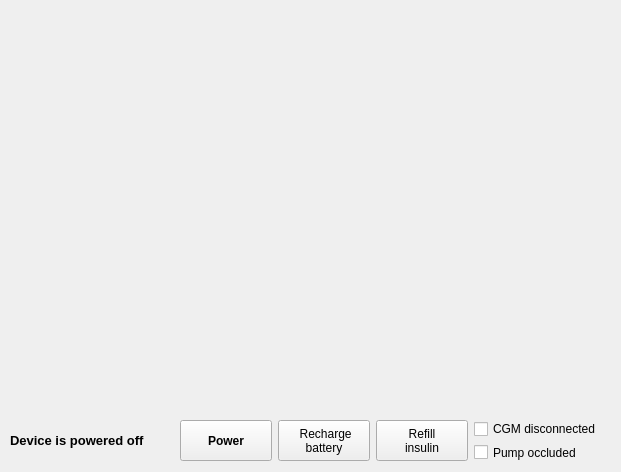
xHWAHx/InsulinPumpSimulator-Group35, file code/device.ui: the form before one commit.
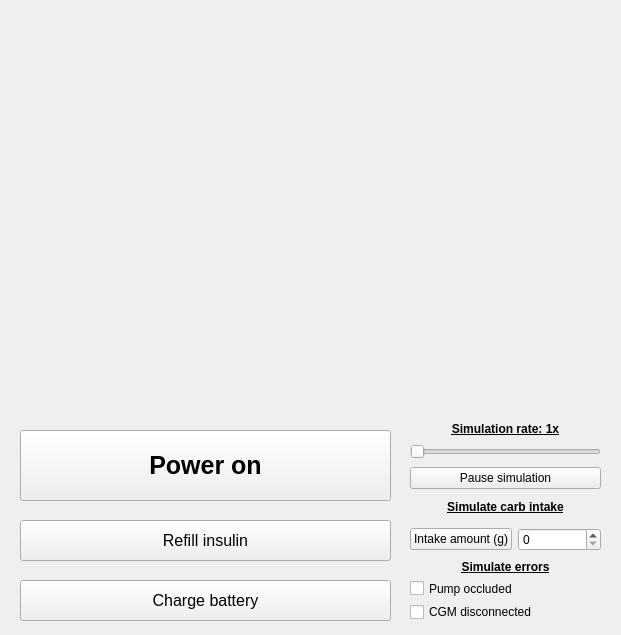
The form after the commit.

Commit message:
Added buttons to the device
Readded the simulation speed timer, but limited it to only 10x maximum.

Added a pause simulation button.

Added a carbohydrate intake simulation option.

```diff
--- a/code/device.ui
+++ b/code/device.ui
@@ -7,7 +7,7 @@
     <x>0</x>
     <y>0</y>
     <width>621</width>
-    <height>472</height>
+    <height>635</height>
    </rect>
   </property>
   <property name="windowTitle">
@@ -20,29 +20,6 @@
    <string notr="true"/>
   </property>
   <widget class="QWidget" name="centralwidget">
-   <widget class="QLabel" name="powerLabel">
-    <property name="geometry">
-     <rect>
-      <x>10</x>
-      <y>420</y>
-      <width>171</width>
-      <height>41</height>
-     </rect>
-    </property>
-    <property name="font">
-     <font>
-      <pointsize>10</pointsize>
-      <weight>75</weight>
-      <bold>true</bold>
-     </font>
-    </property>
-    <property name="text">
-     <string>Device is powered off</string>
-    </property>
-    <property name="alignment">
-     <set>Qt::AlignLeading|Qt::AlignLeft|Qt::AlignVCenter</set>
-    </property>
-   </widget>
    <widget class="QWidget" name="uiWidget" native="true">
     <property name="geometry">
      <rect>
@@ -53,20 +30,95 @@
      </rect>
     </property>
    </widget>
-   <widget class="QWidget" name="horizontalLayoutWidget">
+   <widget class="QPushButton" name="powerButton">
     <property name="geometry">
      <rect>
-      <x>180</x>
+      <x>20</x>
+      <y>430</y>
+      <width>371</width>
+      <height>71</height>
+     </rect>
+    </property>
+    <property name="sizePolicy">
+     <sizepolicy hsizetype="Minimum" vsizetype="MinimumExpanding">
+      <horstretch>0</horstretch>
+      <verstretch>0</verstretch>
+     </sizepolicy>
+    </property>
+    <property name="font">
+     <font>
+      <pointsize>19</pointsize>
+      <weight>75</weight>
+      <bold>true</bold>
+     </font>
+    </property>
+    <property name="text">
+     <string>Power on</string>
+    </property>
+   </widget>
+   <widget class="QWidget" name="verticalLayoutWidget">
+    <property name="geometry">
+     <rect>
+      <x>410</x>
+      <y>560</y>
+      <width>191</width>
+      <height>61</height>
+     </rect>
+    </property>
+    <layout class="QVBoxLayout" name="verticalLayout">
+     <item>
+      <widget class="QLabel" name="label">
+       <property name="sizePolicy">
+        <sizepolicy hsizetype="Preferred" vsizetype="Fixed">
+         <horstretch>0</horstretch>
+         <verstretch>0</verstretch>
+        </sizepolicy>
+       </property>
+       <property name="font">
+        <font>
+         <weight>75</weight>
+         <bold>true</bold>
+         <underline>true</underline>
+        </font>
+       </property>
+       <property name="text">
+        <string>Simulate errors</string>
+       </property>
+       <property name="alignment">
+        <set>Qt::AlignHCenter|Qt::AlignTop</set>
+       </property>
+      </widget>
+     </item>
+     <item>
+      <widget class="QCheckBox" name="pumpErrorBox">
+       <property name="text">
+        <string>Pump occluded</string>
+       </property>
+      </widget>
+     </item>
+     <item>
+      <widget class="QCheckBox" name="cgmErrorBox">
+       <property name="text">
+        <string>CGM disconnected</string>
+       </property>
+      </widget>
+     </item>
+    </layout>
+   </widget>
+   <widget class="QWidget" name="verticalLayoutWidget_2">
+    <property name="geometry">
+     <rect>
+      <x>410</x>
       <y>420</y>
-      <width>421</width>
-      <height>41</height>
+      <width>191</width>
+      <height>71</height>
      </rect>
     </property>
-    <layout class="QHBoxLayout" name="horizontalLayout">
+    <layout class="QVBoxLayout" name="verticalLayout_2">
      <item>
-      <widget class="QPushButton" name="powerButton">
+      <widget class="QLabel" name="simRateLabel">
        <property name="sizePolicy">
-        <sizepolicy hsizetype="Minimum" vsizetype="MinimumExpanding">
+        <sizepolicy hsizetype="Preferred" vsizetype="Fixed">
          <horstretch>0</horstretch>
          <verstretch>0</verstretch>
         </sizepolicy>
@@ -75,68 +127,129 @@
         <font>
          <weight>75</weight>
          <bold>true</bold>
+         <underline>true</underline>
         </font>
        </property>
        <property name="text">
-        <string>Power</string>
+        <string>Simulation rate: 1x</string>
        </property>
+       <property name="alignment">
+        <set>Qt::AlignHCenter|Qt::AlignTop</set>
+       </property>
       </widget>
      </item>
      <item>
-      <widget class="QPushButton" name="chargeBatteryButton">
-       <property name="sizePolicy">
-        <sizepolicy hsizetype="Minimum" vsizetype="MinimumExpanding">
-         <horstretch>0</horstretch>
-         <verstretch>0</verstretch>
-        </sizepolicy>
+      <widget class="QSlider" name="simRateSlider">
+       <property name="minimum">
+        <number>1</number>
        </property>
-       <property name="font">
-        <font>
-         <weight>50</weight>
-         <bold>false</bold>
-        </font>
+       <property name="maximum">
+        <number>10</number>
        </property>
-       <property name="text">
-        <string> Recharge
-battery</string>
+       <property name="orientation">
+        <enum>Qt::Horizontal</enum>
        </property>
       </widget>
      </item>
      <item>
-      <widget class="QPushButton" name="refillInsulinButton">
-       <property name="sizePolicy">
-        <sizepolicy hsizetype="Minimum" vsizetype="MinimumExpanding">
-         <horstretch>0</horstretch>
-         <verstretch>0</verstretch>
-        </sizepolicy>
+      <widget class="QPushButton" name="pauseButton">
+       <property name="text">
+        <string>Pause simulation</string>
        </property>
+      </widget>
+     </item>
+    </layout>
+   </widget>
+   <widget class="QPushButton" name="refillInsulinButton">
+    <property name="geometry">
+     <rect>
+      <x>20</x>
+      <y>520</y>
+      <width>371</width>
+      <height>41</height>
+     </rect>
+    </property>
+    <property name="sizePolicy">
+     <sizepolicy hsizetype="Minimum" vsizetype="MinimumExpanding">
+      <horstretch>0</horstretch>
+      <verstretch>0</verstretch>
+     </sizepolicy>
+    </property>
+    <property name="font">
+     <font>
+      <pointsize>12</pointsize>
+      <weight>50</weight>
+      <bold>false</bold>
+     </font>
+    </property>
+    <property name="text">
+     <string>Refill insulin</string>
+    </property>
+   </widget>
+   <widget class="QPushButton" name="chargeBatteryButton">
+    <property name="geometry">
+     <rect>
+      <x>20</x>
+      <y>580</y>
+      <width>371</width>
+      <height>41</height>
+     </rect>
+    </property>
+    <property name="sizePolicy">
+     <sizepolicy hsizetype="Minimum" vsizetype="MinimumExpanding">
+      <horstretch>0</horstretch>
+      <verstretch>0</verstretch>
+     </sizepolicy>
+    </property>
+    <property name="font">
+     <font>
+      <pointsize>12</pointsize>
+      <weight>50</weight>
+      <bold>false</bold>
+     </font>
+    </property>
+    <property name="text">
+     <string>Charge battery</string>
+    </property>
+   </widget>
+   <widget class="QWidget" name="verticalLayoutWidget_3">
+    <property name="geometry">
+     <rect>
+      <x>410</x>
+      <y>500</y>
+      <width>191</width>
+      <height>51</height>
+     </rect>
+    </property>
+    <layout class="QVBoxLayout" name="verticalLayout_3">
+     <item>
+      <widget class="QLabel" name="label_2">
        <property name="font">
         <font>
-         <weight>50</weight>
-         <bold>false</bold>
+         <weight>75</weight>
+         <bold>true</bold>
+         <underline>true</underline>
         </font>
        </property>
        <property name="text">
-        <string>Refill
-insulin</string>
+        <string>Simulate carb intake</string>
        </property>
+       <property name="alignment">
+        <set>Qt::AlignHCenter|Qt::AlignTop</set>
+       </property>
       </widget>
      </item>
      <item>
-      <layout class="QVBoxLayout" name="verticalLayout">
+      <layout class="QHBoxLayout" name="horizontalLayout">
        <item>
-        <widget class="QCheckBox" name="cgmErrorBox">
+        <widget class="QPushButton" name="carbButton">
          <property name="text">
-          <string>CGM disconnected</string>
+          <string>Intake amount (g)</string>
          </property>
         </widget>
        </item>
        <item>
-        <widget class="QCheckBox" name="pumpErrorBox">
-         <property name="text">
-          <string>Pump occluded</string>
-         </property>
-        </widget>
+        <widget class="QSpinBox" name="carbSpinBox"/>
        </item>
       </layout>
      </item>
```
The commit also changes 6 other files.
